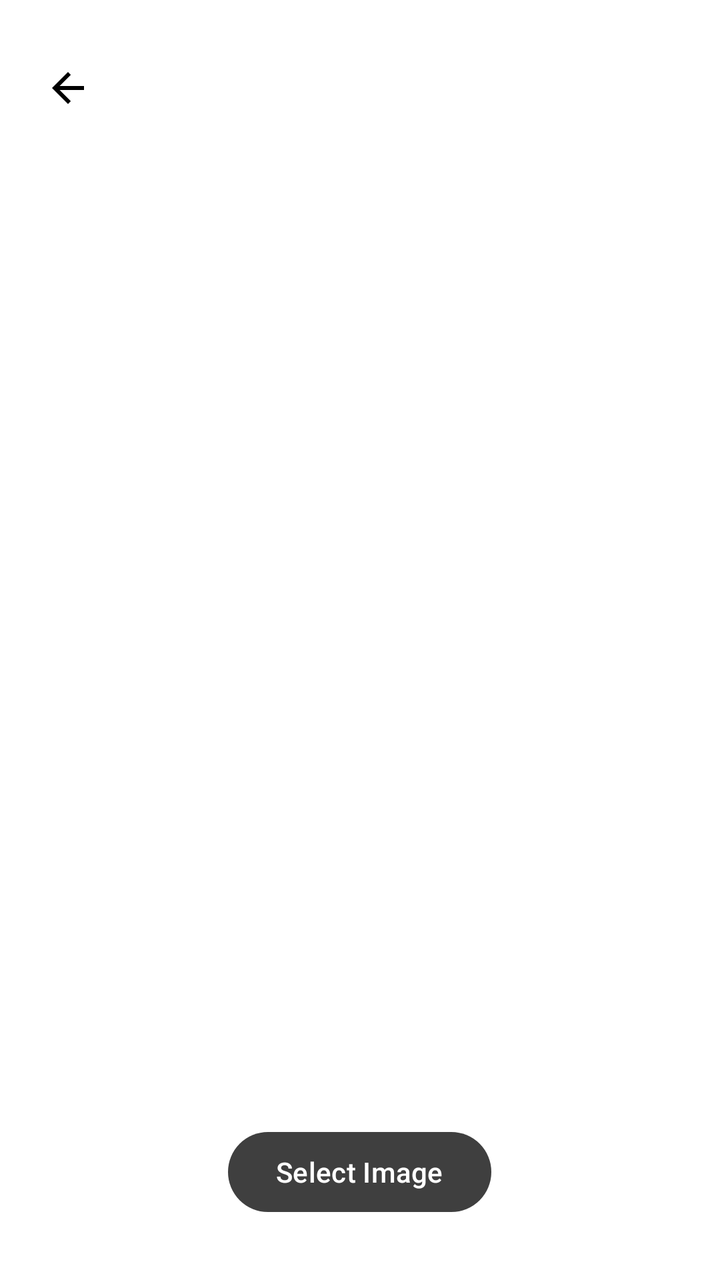
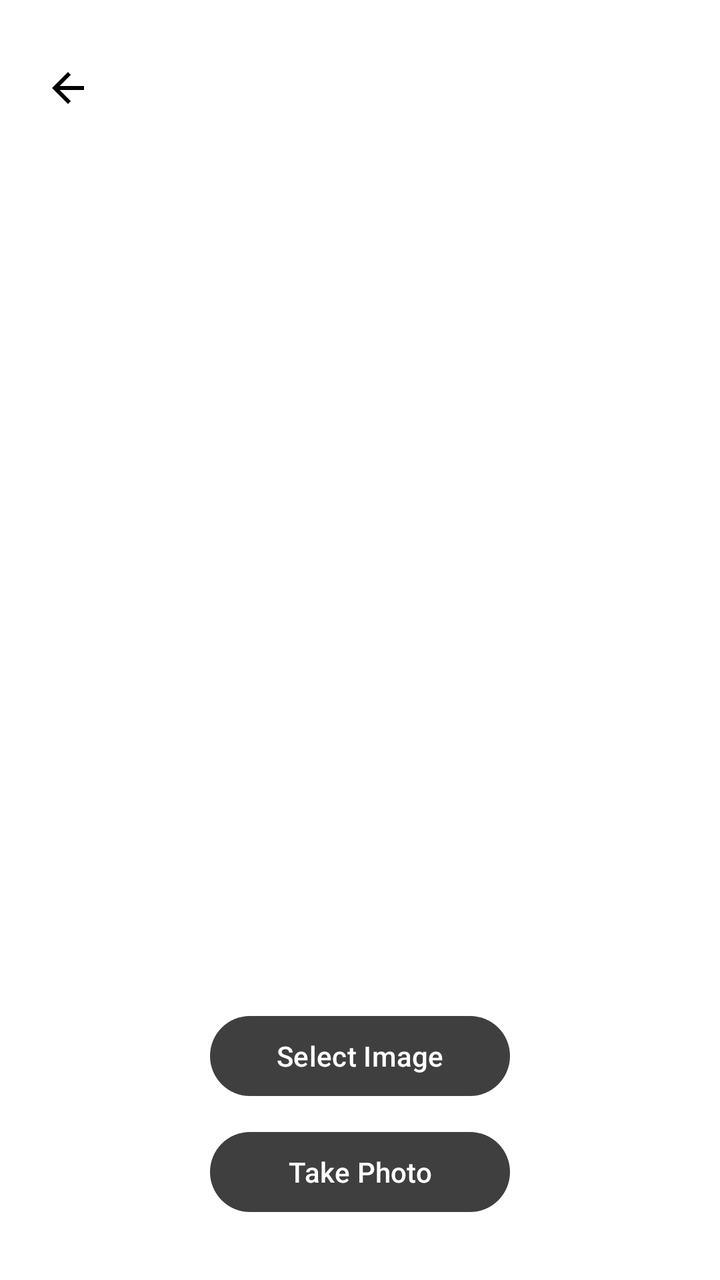

Before-and-after screenshots of an Android layout around one commit, followed by the original layout XML and the change that was made.
<!-- AndroidManifest.xml: application theme Theme.EyeGlassesApp -->
<!-- res/layout/activity_try_on.xml -->
<?xml version="1.0" encoding="utf-8"?>
<RelativeLayout xmlns:android="http://schemas.android.com/apk/res/android"
    android:layout_width="match_parent"
    android:layout_height="match_parent"
    android:background="@color/white">

    <ImageButton
        android:id="@+id/backButton"
        android:layout_width="48dp"
        android:layout_height="48dp"
        android:background="?attr/selectableItemBackgroundBorderless"
        android:layout_marginTop="20dp"
        android:layout_marginStart="10dp"
        android:src="@drawable/baseline_arrow_back"
        android:contentDescription="@string/back_button_description"/>


    <ImageView
        android:id="@+id/imageView"
        android:layout_width="match_parent"
        android:layout_height="0dp"
        android:layout_above="@id/btnCapture"
        android:layout_alignParentTop="true"
        android:layout_marginBottom="16dp"
        android:adjustViewBounds="true"
        android:scaleType="fitCenter" />

    <Button
        android:id="@+id/btnCapture"
        android:layout_width="wrap_content"
        android:layout_height="wrap_content"
        android:text="Select Image"
        android:layout_alignParentBottom="true"
        android:layout_centerHorizontal="true"
        android:layout_marginBottom="30dp"/>
</RelativeLayout>
<!-- resources referenced by this layout -->
<resources>
  <color name="white">#FFFFFFFF</color>
  <!-- drawable baseline_arrow_back (drawable) -->
  <vector xmlns:android="http://schemas.android.com/apk/res/android" android:autoMirrored="true" android:height="24dp" android:tint="#000000" android:viewportHeight="24" android:viewportWidth="24" android:width="24dp">
        
      <path android:fillColor="@android:color/white" android:pathData="M20,11H7.83l5.59,-5.59L12,4l-8,8 8,8 1.41,-1.41L7.83,13H20v-2z"/>
      
  </vector>
  <string name="back_button_description">Go back</string>
  <style name="Theme.EyeGlassesApp" parent="Base.Theme.EyeGlassesApp" />
  <style name="Base.Theme.EyeGlassesApp" parent="Theme.Material3.DayNight.NoActionBar">
          
          <item name="colorPrimary">@color/grey</item>
      </style>
  <color name="grey">#3f3f3f</color>
</resources>

<!-- the commit's change to res/layout/activity_try_on.xml (unified diff, before → after) -->
@@ -27,10 +27,19 @@
 
     <Button
         android:id="@+id/btnCapture"
-        android:layout_width="wrap_content"
+        android:layout_width="150dp"
         android:layout_height="wrap_content"
-        android:text="Select Image"
+        android:layout_above="@+id/btnCaptureNow"
+        android:layout_centerHorizontal="true"
+        android:layout_marginBottom="10dp"
+        android:text="Select Image" />
+
+    <Button
+        android:id="@+id/btnCaptureNow"
+        android:layout_width="150dp"
+        android:layout_height="wrap_content"
         android:layout_alignParentBottom="true"
         android:layout_centerHorizontal="true"
-        android:layout_marginBottom="30dp"/>
+        android:layout_marginBottom="30dp"
+        android:text="Take Photo" />
 </RelativeLayout>
